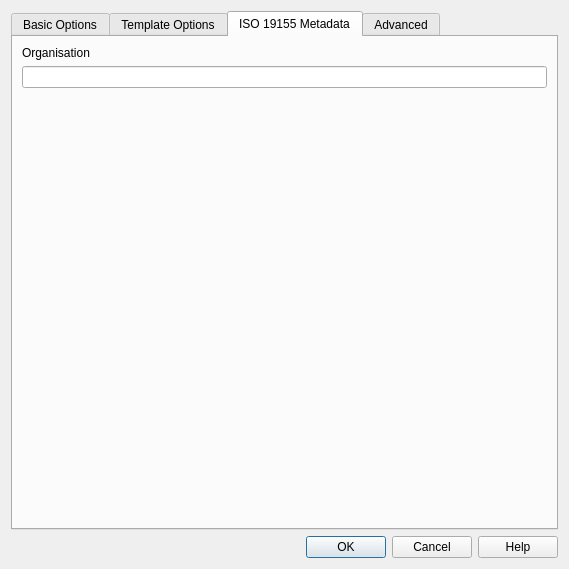
First picture: the form in safe_qgis/ui/options_dialog_base.ui, repository inasafe/inasafe, before the edit.
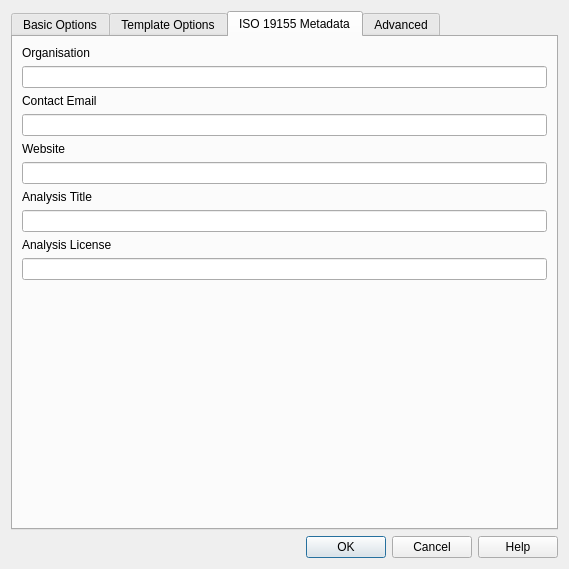
Second picture: the form after the edit. The open tabs and pages were chosen to show the change. Icons and pictures are not drawn.

Commit message: added gui support far the metadata elements

Patch:
```diff
--- a/safe_qgis/ui/options_dialog_base.ui
+++ b/safe_qgis/ui/options_dialog_base.ui
@@ -437,7 +437,63 @@
         </widget>
        </item>
        <item>
-        <widget class="QLineEdit" name="metadata_organization_le">
+        <widget class="QLineEdit" name="iso19115_organization_le">
+         <property name="text">
+          <string/>
+         </property>
+        </widget>
+       </item>
+       <item>
+        <widget class="QLabel" name="label_9">
+         <property name="text">
+          <string>Contact Email</string>
+         </property>
+        </widget>
+       </item>
+       <item>
+        <widget class="QLineEdit" name="iso19115_email_le">
+         <property name="text">
+          <string/>
+         </property>
+        </widget>
+       </item>
+       <item>
+        <widget class="QLabel" name="label_8">
+         <property name="text">
+          <string>Website</string>
+         </property>
+        </widget>
+       </item>
+       <item>
+        <widget class="QLineEdit" name="iso19115_url_le">
+         <property name="text">
+          <string/>
+         </property>
+        </widget>
+       </item>
+       <item>
+        <widget class="QLabel" name="label_7">
+         <property name="text">
+          <string>Analysis Title</string>
+         </property>
+        </widget>
+       </item>
+       <item>
+        <widget class="QLineEdit" name="iso19115_title_le">
+         <property name="text">
+          <string/>
+         </property>
+        </widget>
+       </item>
+       <item>
+        <widget class="QLabel" name="label_3">
+         <property name="text">
+          <string>Analysis License</string>
+         </property>
+        </widget>
+       </item>
+       <item>
+        <widget class="QLineEdit" name="iso19115_license_le">
          <property name="text">
           <string/>
          </property>
```
Left out of the diff: 2 changed lines with no effect on the pictures. The commit also changes 3 other files.
